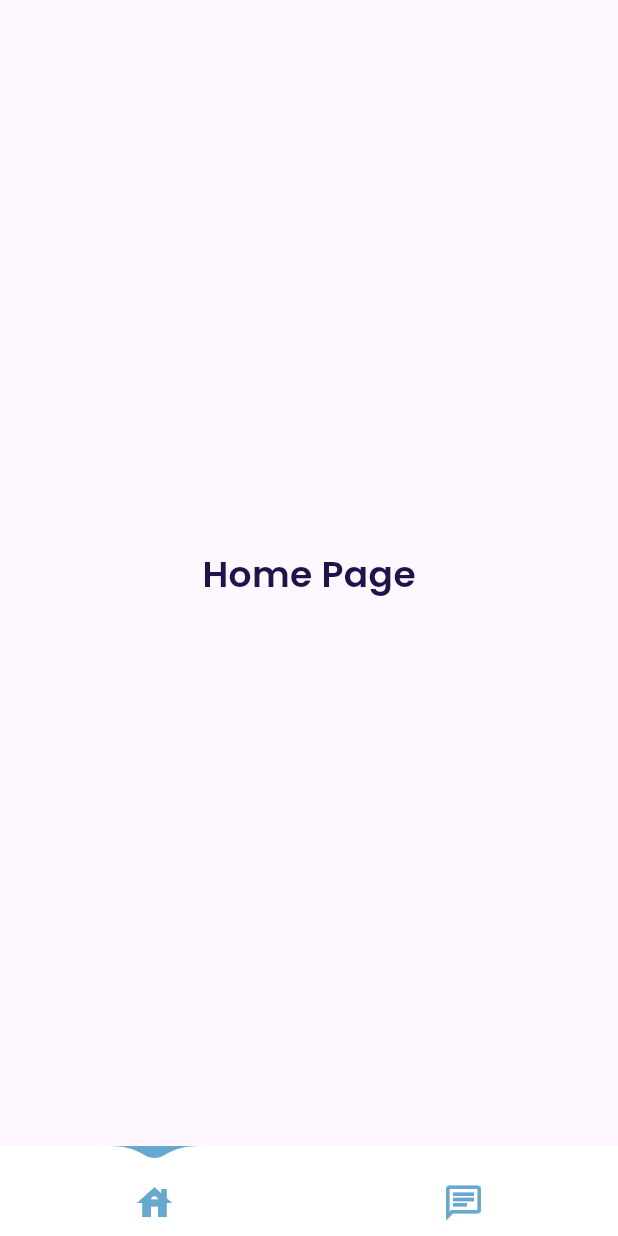
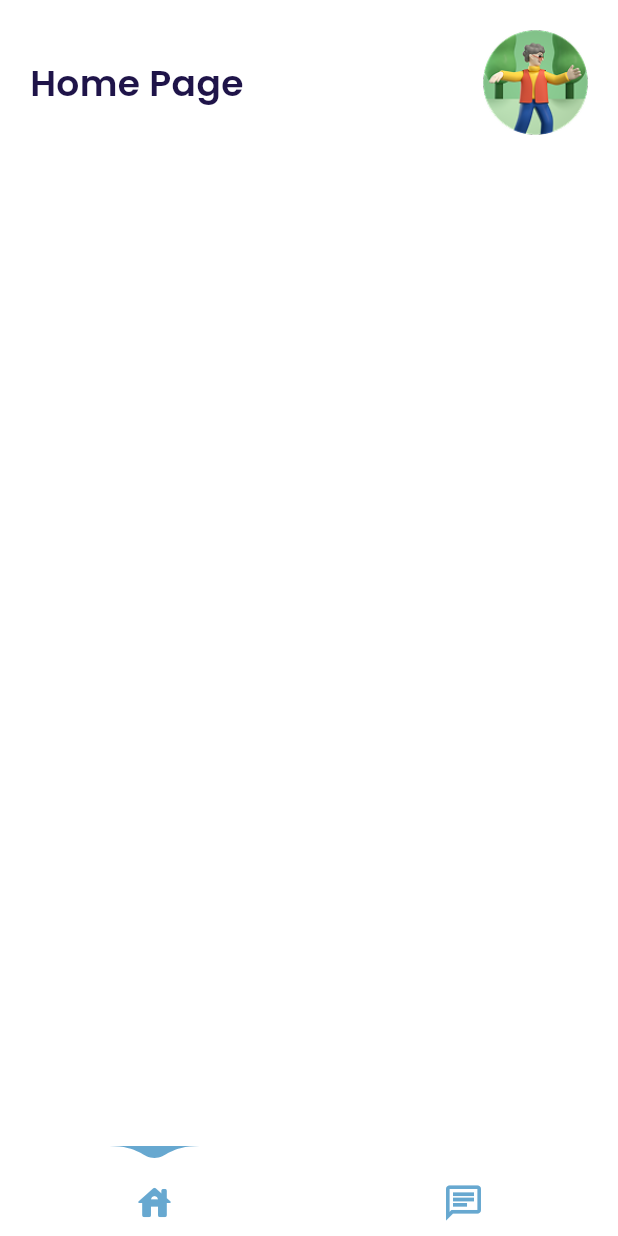
Before and after one commit to maulaasn/detak-medis, a Flutter app: the screen it shows after launch, on a phone screen of 412 x 824 dp. Run offline on Flutter 3.47's test engine with Material 3 defaults, Android fonts, the phone set to English and light mode, and no system bars; drawn by our look-alikes of water_drop_nav_bar; our stand-ins replace google_fonts; missing offline and left inert: flutter_gen_ai_chat_ui.

Commit message:
add profile pict home page

```diff
--- a/lib/ui/widgets/bottom_navbar.dart
+++ b/lib/ui/widgets/bottom_navbar.dart
@@ -56,7 +56,7 @@ class _BottomNavbarState extends State<BottomNavbar> {
         selectedIndex: selectedIndex,
         barItems: [
           BarItem(
-            filledIcon: Icons.house,
+            filledIcon: Icons.house_rounded,
             outlinedIcon: Icons.home_outlined,
           ),
           BarItem(
--- a/lib/views/chatbot/chatbot.dart
+++ b/lib/views/chatbot/chatbot.dart
@@ -18,6 +18,7 @@ class _ChatbotPageState extends State<ChatbotPage> {
   @override
   Widget build(BuildContext context) {
     return Scaffold(
+      backgroundColor: Colors.white,
       appBar: AppBar(
         title: const Text(
           'AI Chat',
--- a/lib/views/home/home_page.dart
+++ b/lib/views/home/home_page.dart
@@ -1,5 +1,6 @@
 import 'package:detak_medis/ui/theme.dart';
 import 'package:flutter/material.dart';
+import 'package:detak_medis/views/profile/profile.dart';
 
 class HomePage extends StatefulWidget {
   const HomePage({super.key});
@@ -12,9 +13,14 @@ class _HomePageState extends State<HomePage> {
   @override
   Widget build(BuildContext context) {
     return Scaffold(
-      body: Center(
-        child: Column(
-          mainAxisAlignment: MainAxisAlignment.center,
+      backgroundColor: Colors.white,
+      body: SafeArea(
+
+        //header
+        child: Padding(
+          padding: const EdgeInsets.symmetric(horizontal: 20, vertical: 20),
+          child: Row(
+            mainAxisAlignment: MainAxisAlignment.spaceBetween,
             children: [
               Text(
                 'Home Page',
@@ -23,8 +29,27 @@ class _HomePageState extends State<HomePage> {
                   fontWeight: semiBold,
                 ),
               ),
+              GestureDetector(
+                onTap: () {
+                  Navigator.push(
+                    context,
+                    MaterialPageRoute(builder: (context) => const ProfilePage()),
+                  );
+                },
+              child: Image.asset(
+                  'assets/img/3d_avatar_6.png',
+                  width: 70,
+                  height: 70,
+                ),
+              ),
             ],
           ),
+        ),
+        //end header
+
+        //content
+
+
       ),
     );
   }
--- a/pubspec.yaml
+++ b/pubspec.yaml
@@ -64,9 +64,9 @@ flutter:
   uses-material-design: true
 
   # To add assets to your application, add an assets section, like this:
-  # assets:
-  #   - images/a_dot_burr.jpeg
-  #   - images/a_dot_ham.jpeg
+  assets:
+    - assets/img/
+
 
   # An image asset can refer to one or more resolution-specific "variants", see
   # https://flutter.dev/to/resolution-aware-images
```
Also changed, not shown: lib/views/profile/profile.dart (added, +32 -0 lines), assets/img/3d_avatar_6.png (added). Lines whose indentation alone changed are shown as unchanged.
